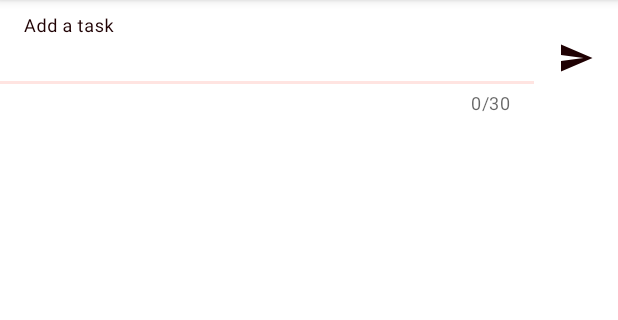
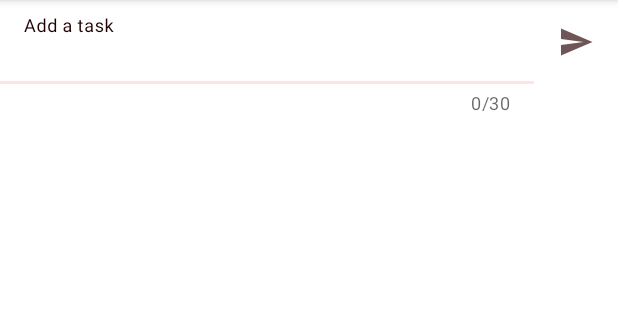
Before and after one commit to wuujcik/todolist, an Android app: the screen it shows after launch (MainActivity), on a phone screen of 412 x 824 dp, the part 84-404 px from its top. Run offline under Robolectric (Android 15) with nearby library versions, the light colour scheme and no system bars; our stand-ins replace Dagger/Hilt's generated code, Firebase (no records; nobody signed in at launch, a user with empty details on screens opened directly), Room's generated code, paging; libraries missing offline, so code that uses them is left out: androidx.paging, androidx.paging.toLiveData; 2 statements that could not run were skipped.

Commit message:
Adjust styles

```diff
--- a/app/src/main/res/layout/fragment_list.xml
+++ b/app/src/main/res/layout/fragment_list.xml
@@ -5,25 +5,30 @@
     android:layout_width="match_parent"
     android:layout_height="match_parent">
 
+    <LinearLayout
+        android:id="@+id/quick_create_layout"
+        android:layout_width="match_parent"
+        android:layout_height="wrap_content"
+        android:orientation="horizontal"
+        android:background="?attr/background"
+        app:layout_constraintTop_toTopOf="parent">
+
         <com.google.android.material.textfield.TextInputLayout
             android:id="@+id/title_layout"
             style="@style/Todo.Details.Layout"
             android:layout_width="0dp"
+            android:layout_weight="1"
             android:layout_height="wrap_content"
             app:counterEnabled="true"
             app:counterMaxLength="@integer/title_max_value"
-        app:errorEnabled="true"
-        app:layout_constraintEnd_toStartOf="@+id/quick_create_button"
-        app:layout_constraintStart_toStartOf="parent"
-        app:layout_constraintTop_toTopOf="parent">
+            app:errorEnabled="true">
             <com.google.android.material.textfield.TextInputEditText
                 android:id="@+id/title"
                 style="@style/Todo.Details"
                 android:layout_width="match_parent"
                 android:layout_height="wrap_content"
                 android:hint="@string/quick_task_hint"
-            android:maxLength="@integer/title_max_value"
-            android:nextFocusForward="@+id/description" />
+                android:maxLength="@integer/title_max_value" />
         </com.google.android.material.textfield.TextInputLayout>
 
         <ImageButton
@@ -32,15 +37,13 @@
             android:layout_width="wrap_content"
             android:layout_height="wrap_content"
             android:src="@drawable/ic_send"
-        app:layout_constraintTop_toTopOf="@+id/title_layout"
-        app:layout_constraintBottom_toBottomOf="@+id/title_layout"
-        app:layout_constraintStart_toEndOf="@+id/title_layout"
-        app:layout_constraintEnd_toEndOf="parent" />
+            android:contentDescription="@string/add" />
+    </LinearLayout>
 
     <ScrollView
         android:layout_width="match_parent"
         android:layout_height="0dp"
-        app:layout_constraintTop_toBottomOf="@+id/title_layout"
+        app:layout_constraintTop_toBottomOf="@+id/quick_create_layout"
         app:layout_constraintBottom_toBottomOf="parent">
 
         <androidx.recyclerview.widget.RecyclerView
--- a/app/src/main/res/values/strings.xml
+++ b/app/src/main/res/values/strings.xml
@@ -25,5 +25,6 @@
     <string name="error_field_too_long">Text is too long</string>
     <string name="add_items_to_your_list">Add items to your list</string>
     <string name="img_url_error">Some of your icon urls couldn\'t be parsed to an image</string>
+    <string name="add">add</string>
 
 </resources>
--- a/app/src/main/res/values/styles.xml
+++ b/app/src/main/res/values/styles.xml
@@ -59,8 +59,8 @@
         <item name="android:clickable">true</item>
         <item name="android:focusable">true</item>
         <item name="android:scaleType">center</item>
-        <item name="tint">?attr/colorOnPrimary</item>
-        <item name="backgroundTint">@color/colorTranslucent</item>
+        <item name="tint">?attr/colorSecondary</item>
+        <item name="backgroundTint">?attr/background</item>
     </style>
 
     <style name="Todo.Details">
```
Lines whose indentation alone changed are shown as unchanged.
